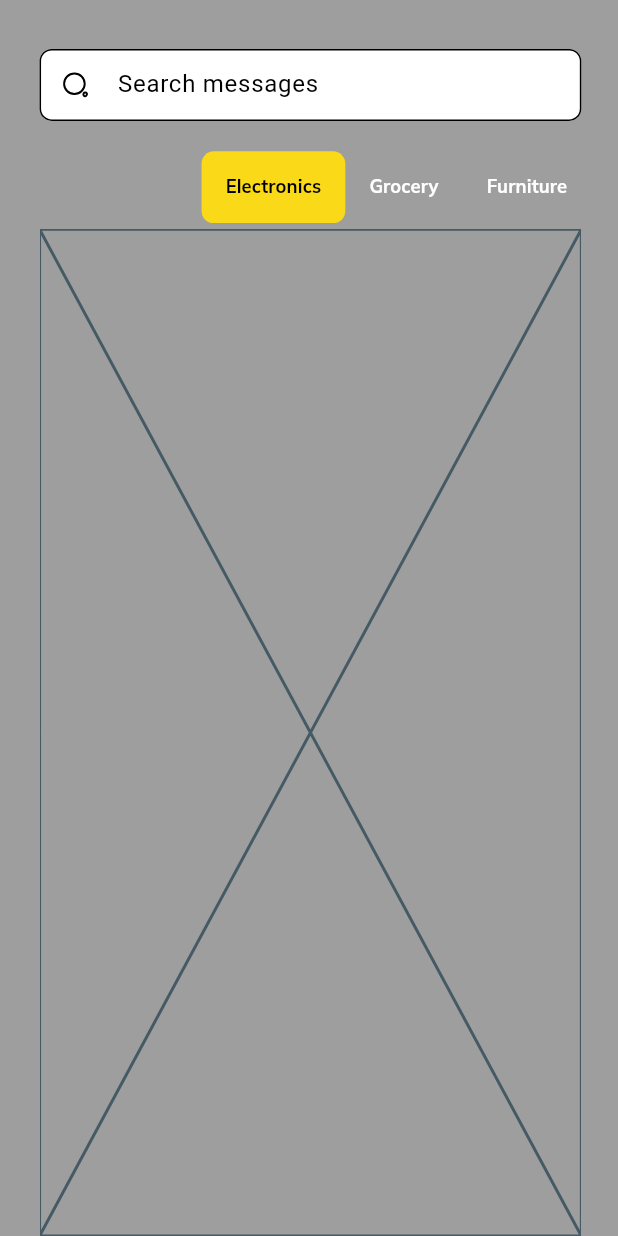
After one commit to Ire-oluwa/Bridgev2, a Flutter app: the MaamiScreen screen opened by its route, on a phone screen of 412 x 824 dp. The commit adds this screen. Run offline on Flutter 3.47's test engine with Material 3 defaults, Android fonts, the phone set to English and light mode, and no system bars; our stand-ins replace carousel_slider, dots_indicator, flutter_screenutil, flutter_svg, font_awesome_flutter, get and 3 more; accounts and stored records are empty.

Commit message:
maami screen

```diff
--- /dev/null
+++ b/lib/main_screens/maami/electronics_tab.dart
@@ -0,0 +1,10 @@
+import 'package:flutter/material.dart';
+
+class ElectronicsTab extends StatelessWidget {
+  const ElectronicsTab({super.key});
+
+  @override
+  Widget build(BuildContext context) {
+    return const Placeholder();
+  }
+}
--- /dev/null
+++ b/lib/main_screens/maami/maami_controller.dart
@@ -0,0 +1,20 @@
+import 'package:bridge_v2/main_screens/maami/clothing_tab.dart';
+import 'package:bridge_v2/main_screens/maami/electronics_tab.dart';
+import 'package:bridge_v2/main_screens/maami/furniture_tab.dart';
+import 'package:bridge_v2/main_screens/maami/grocery_tab.dart';
+import 'package:bridge_v2/main_screens/maami/skincare_tab.dart';
+import 'package:flutter/cupertino.dart';
+import 'package:flutter/material.dart';
+import 'package:get/get.dart';
+
+class MaamiController extends GetxController{
+
+  @override
+  void onInit() {
+
+    super.onInit();
+  }
+
+  final searchController = TextEditingController();
+  final tabPages = [const ElectronicsTab(), const GroceryTab(), const FurnitureTab(), const ClothingTab(), const SkincareTab(),];
+}
--- a/lib/main_screens/maami/maami_screen.dart
+++ b/lib/main_screens/maami/maami_screen.dart
@@ -1,10 +1,122 @@
+import 'package:bridge_v2/main_screens/maami/maami_controller.dart';
+import 'package:bridge_v2/utilities/constants.dart';
+import 'package:bridge_v2/utilities/strings.dart';
+import 'package:bridge_v2/utilities/widgets/space.dart';
+import 'package:flutter/cupertino.dart';
 import 'package:flutter/material.dart';
+import 'package:flutter/widgets.dart';
+import 'package:flutter_screenutil/flutter_screenutil.dart';
+import 'package:flutter_svg/flutter_svg.dart';
+import 'package:get/get.dart';
+import 'package:google_fonts/google_fonts.dart';
 
-class MaamiScreen extends StatelessWidget {
+class MaamiScreen extends StatefulWidget {
   const MaamiScreen({super.key});
 
   @override
+  State<MaamiScreen> createState() => _MaamiScreenState();
+}
+
+class _MaamiScreenState extends State<MaamiScreen>
+    with SingleTickerProviderStateMixin {
+  late TabController _tabController;
+  final controller = Get.put(MaamiController());
+
+  @override
+  void initState() {
+    _tabController =
+        TabController(length: controller.tabPages.length, vsync: this);
+    super.initState();
+  }
+
+  @override
+  void dispose() {
+    _tabController.dispose();
+    super.dispose();
+  }
+
+  @override
   Widget build(BuildContext context) {
-    return const Placeholder();
+    return SafeArea(
+      child: Scaffold(
+        backgroundColor: kGrey,
+        body: kUnfocus(
+          child: Padding(
+            padding: EdgeInsets.fromLTRB(24.w, 32.h, 24.h, 0),
+            child: DefaultTabController(
+              length: controller.tabPages.length,
+              child: Column(
+                children: [
+                  TextField(
+                    decoration: InputDecoration(
+                      isDense: true,
+                      border: OutlineInputBorder(
+                          borderRadius: BorderRadius.circular(8.r)),
+                      hintText: kSearch,
+                      prefixIcon: IconButton(
+                        onPressed: null,
+                        icon: SvgPicture.asset(
+                          "images/home_screen/search_icon.svg",
+                          height: 18.h,
+                          width: 18.w,
+                        ),
+                      ),
+                      filled: true,
+                      fillColor: kPrimaryWhite,
+                    ),
+                  ),
+                  MySpace(height: 16.h),
+                  Container(
+                    color: kGrey,
+                    child: AppBar(
+                      backgroundColor: kGrey,
+                      leading: const SizedBox.shrink(),
+                      titleSpacing: 0.0,
+                      automaticallyImplyLeading: false,
+                      centerTitle: false,
+                      title: TabBar(
+                        indicator: BoxDecoration(
+                          color: kYellowBackground,
+                          borderRadius: BorderRadius.circular(8.r),
+                        ),
+                        // indicatorPadding: EdgeInsets.symmetric(horizontal: 8.w),
+                        indicatorSize: TabBarIndicatorSize.tab,
+                        dividerColor: kTransparent,
+                        labelColor: kPrimaryBlack,
+                        unselectedLabelColor: kPrimaryWhite,
+                        labelStyle: GoogleFonts.mulish(
+                          fontSize: 12.sp,
+                          fontWeight: kBold,
+                        ),
+                        unselectedLabelStyle: GoogleFonts.mulish(
+                          fontSize: 12.sp,
+                          fontWeight: kBold,
+                        ),
+                        indicatorColor: kTransparent,
+                        isScrollable: true,
+
+                        tabs: [
+                          Tab(text: kElectronics),
+                          Tab(text: kGrocery),
+                          Tab(text: kFurniture),
+                          Tab(text: kClothing),
+                          Tab(text: kSkincare),
+                        ],
+                      ),
+                    ),
+                  ),
+                  Expanded(
+                    child: TabBarView(
+                      controller: _tabController,
+                      children: controller.tabPages,
+                    ),
+                  ),
+                ],
+              ),
+            ),
+          ),
+        ),
+      ),
+    );
   }
 }
--- a/lib/utilities/strings.dart
+++ b/lib/utilities/strings.dart
@@ -64,3 +64,9 @@ const String kIdDocument = "ID Document";
 const String kEditProfile = "Edit Profile";
 const String kShareProfile = "Share Profile";
 const String kLocation = "Location";
+const String kSearch = "Search messages";
+const String kGrocery = "Grocery";
+const String kElectronics = "Electronics";
+const String kFurniture = "Furniture";
+const String kClothing = "Clothing";
+const String kSkincare = "Skincare";
```
Also changed, not shown: lib/main_screens/home/dashboard.dart (+21 -23 lines), lib/main_screens/maami/clothing_tab.dart (added, +10 -0 lines), lib/main_screens/maami/furniture_tab.dart (added, +10 -0 lines), lib/main_screens/maami/grocery_tab.dart (added, +10 -0 lines), lib/main_screens/maami/skincare_tab.dart (added, +10 -0 lines), images/home_screen/search_icon.svg (added).
